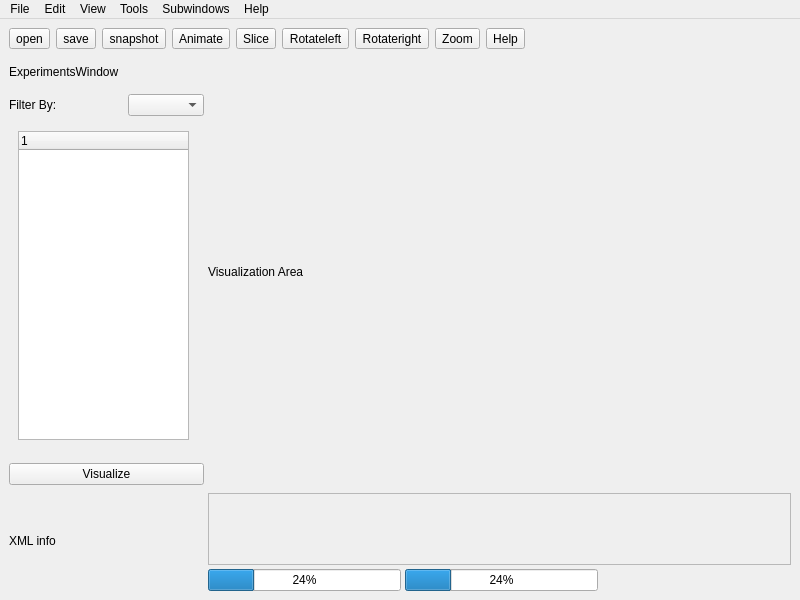
Old version of the form ui/mainwindow.ui in the repository ganondorf/QdevelopVset.
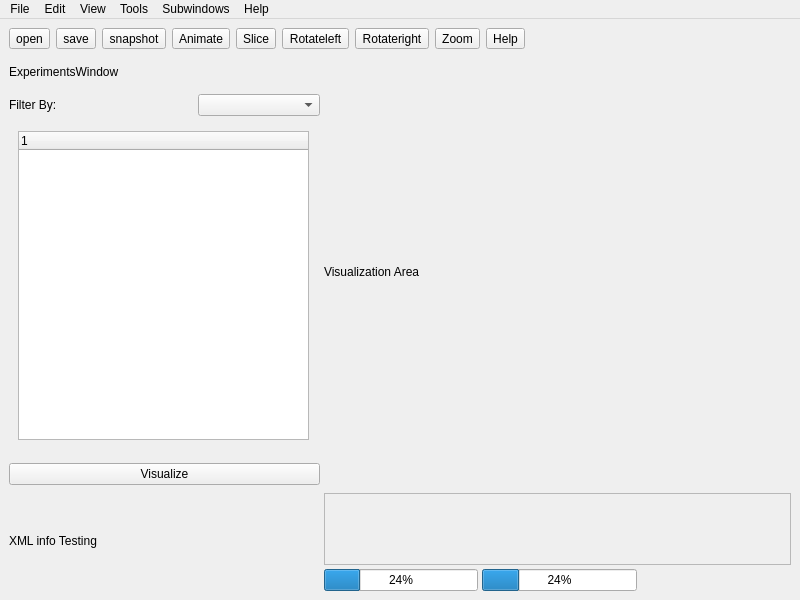
New version of the form. Icons and pictures are not drawn.

What changed in the file:
```diff
--- a/ui/mainwindow.ui
+++ b/ui/mainwindow.ui
@@ -146,7 +146,7 @@
        </layout>
       </item>
       <item>
-       <layout class="QHBoxLayout" name="horizontalLayout_3" stretch="1,3">
+       <layout class="QHBoxLayout" name="horizontalLayout_3" stretch="2,3">
         <property name="spacing">
          <number>4</number>
         </property>
@@ -195,7 +195,7 @@
                  <rect>
                   <x>0</x>
                   <y>0</y>
-                  <width>171</width>
+                  <width>291</width>
                   <height>309</height>
                  </rect>
                 </property>
@@ -223,7 +223,7 @@
           <item>
            <widget class="QLabel" name="label_4">
             <property name="text">
-             <string>XML info</string>
+             <string>XML info Testing</string>
             </property>
            </widget>
           </item>
```
Left out of the diff: 2 changed lines with no effect on the pictures.
